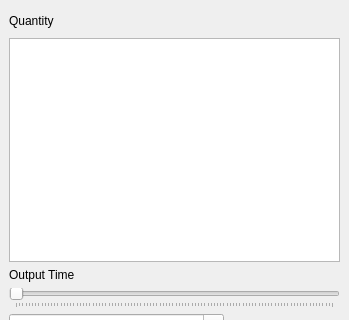
First picture: the form in plugin/crayfish_viewer_dock_widget.ui, repository lutraconsulting/qgis-crayfish-plugin, before the edit; both pictures show x 0 to 349 and y 0 to 320 of the 349 by 565 pixel window.
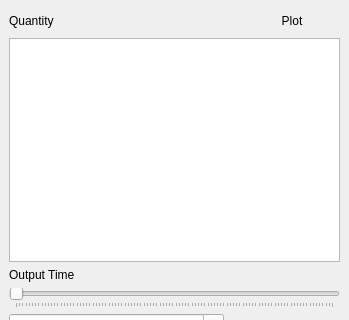
Second picture: the form after the edit. Custom widgets are drawn as their Qt base class.

Commit message: Plotting of time series from Crayfish data (closes #24)

Patch:
```diff
--- a/plugin/crayfish_viewer_dock_widget.ui
+++ b/plugin/crayfish_viewer_dock_widget.ui
@@ -24,6 +24,22 @@
         </property>
        </widget>
       </item>
+      <item>
+       <widget class="QToolButton" name="btnPlot">
+        <property name="text">
+         <string>Plot</string>
+        </property>
+        <property name="checkable">
+         <bool>true</bool>
+        </property>
+        <property name="toolButtonStyle">
+         <enum>Qt::ToolButtonTextBesideIcon</enum>
+        </property>
+        <property name="autoRaise">
+         <bool>true</bool>
+        </property>
+       </widget>
+      </item>
       <item>
        <widget class="QToolButton" name="btnLockCurrent">
         <property name="toolTip">
```
Left out of the diff: 2 changed lines with no effect on the pictures. The commit also changes 5 other files.
